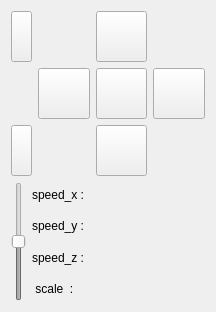
Before: the Qt Designer form widget_control/ui/widget_control.ui in HANDS-FREE/handsfree_gui, drawn with Qt 5.
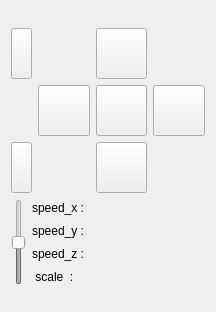
After: the same form once the commit is applied. Icons and pictures are not drawn.

```diff
--- a/widget_control/ui/widget_control.ui
+++ b/widget_control/ui/widget_control.ui
@@ -21,6 +21,19 @@
   </property>
   <layout class="QGridLayout" name="gridLayout">
    <item row="0" column="0">
+    <spacer name="verticalSpacer_3">
+     <property name="orientation">
+      <enum>Qt::Vertical</enum>
+     </property>
+     <property name="sizeHint" stdset="0">
+      <size>
+       <width>20</width>
+       <height>1</height>
+      </size>
+     </property>
+    </spacer>
+   </item>
+   <item row="1" column="0">
     <layout class="QHBoxLayout" name="horizontalLayout_10">
      <item>
       <layout class="QVBoxLayout" name="verticalLayout_4">
@@ -255,7 +268,7 @@
      </item>
     </layout>
    </item>
-   <item row="1" column="0">
+   <item row="2" column="0">
     <layout class="QHBoxLayout" name="horizontalLayout_5">
      <item>
       <widget class="QSlider" name="control_scale">
@@ -402,6 +415,19 @@
      </item>
     </layout>
    </item>
+   <item row="3" column="0">
+    <spacer name="verticalSpacer">
+     <property name="orientation">
+      <enum>Qt::Vertical</enum>
+     </property>
+     <property name="sizeHint" stdset="0">
+      <size>
+       <width>20</width>
+       <height>2</height>
+      </size>
+     </property>
+    </spacer>
+   </item>
   </layout>
  </widget>
  <resources/>
```
Left out of the diff: 8 changed lines with no effect on the pictures.
